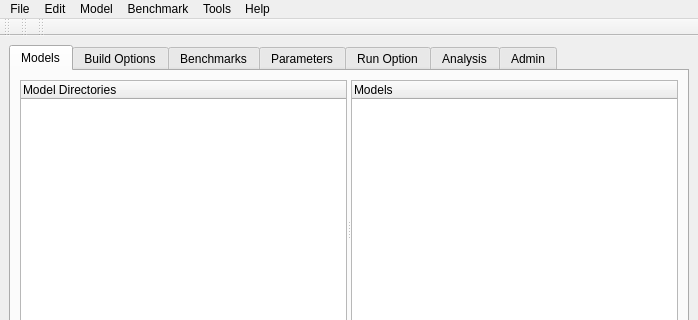
Qt form tools/awb/awb/awb_dialog.ui (AWB-Tools/awb) before a commit; both pictures show x 0 to 698 and y 0 to 320 of the 698 by 711 pixel window.
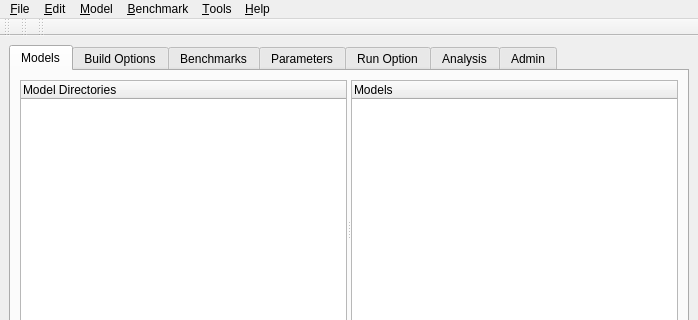
The same form after that commit.

Patch:
```diff
--- a/tools/awb/awb/awb_dialog.ui
+++ b/tools/awb/awb/awb_dialog.ui
@@ -1943,13 +1943,13 @@
    </property>
    <widget class="QMenu" name="fileMenu">
     <property name="title">
-     <string>File</string>
+     <string>&amp;File</string>
     </property>
     <addaction name="exit"/>
    </widget>
    <widget class="QMenu" name="editMenu">
     <property name="title">
-     <string>Edit</string>
+     <string>&amp;Edit</string>
     </property>
     <addaction name="refresh"/>
     <addaction name="rehash"/>
@@ -1959,7 +1959,7 @@
      <enum>Qt::NoFocus</enum>
     </property>
     <property name="title">
-     <string>Model</string>
+     <string>&amp;Model</string>
     </property>
     <addaction name="newModel"/>
     <addaction name="editModel"/>
@@ -1971,7 +1971,7 @@
    </widget>
    <widget class="QMenu" name="benchmarkMenu">
     <property name="title">
-     <string>Benchmark</string>
+     <string>&amp;Benchmark</string>
     </property>
     <addaction name="newBenchmark"/>
     <addaction name="editBenchmark"/>
@@ -1980,7 +1980,7 @@
    </widget>
    <widget class="QMenu" name="Help">
     <property name="title">
-     <string>Help</string>
+     <string>&amp;Help</string>
     </property>
     <addaction name="manual"/>
     <addaction name="about"/>
@@ -1988,7 +1988,7 @@
    </widget>
    <widget class="QMenu" name="Tools">
     <property name="title">
-     <string>Tools</string>
+     <string>&amp;Tools</string>
     </property>
     <addaction name="findReplace"/>
    </widget>
```
Left out of the diff: 76 changed lines with no effect on the pictures.
